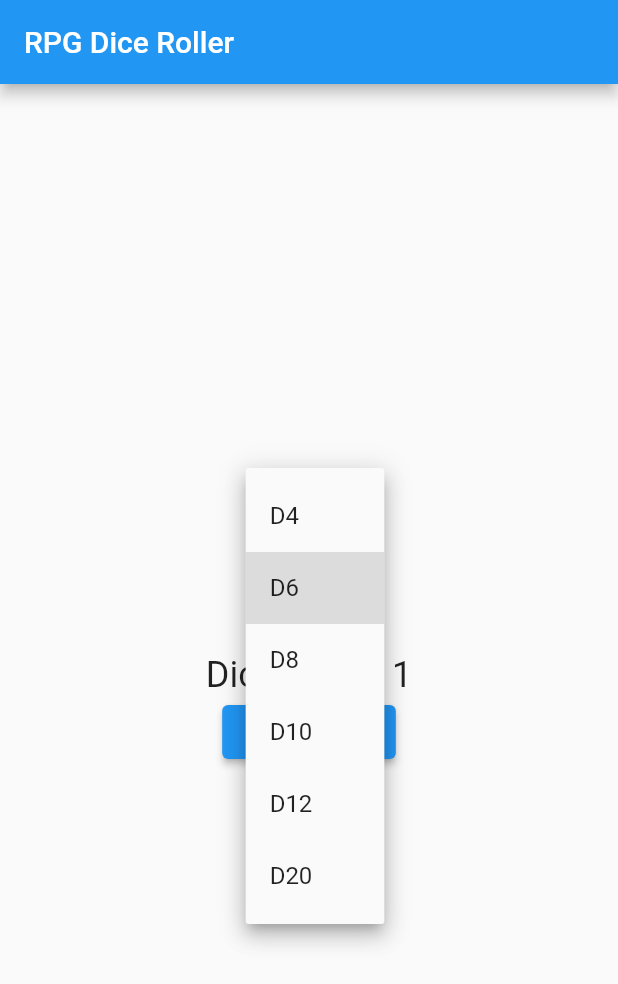
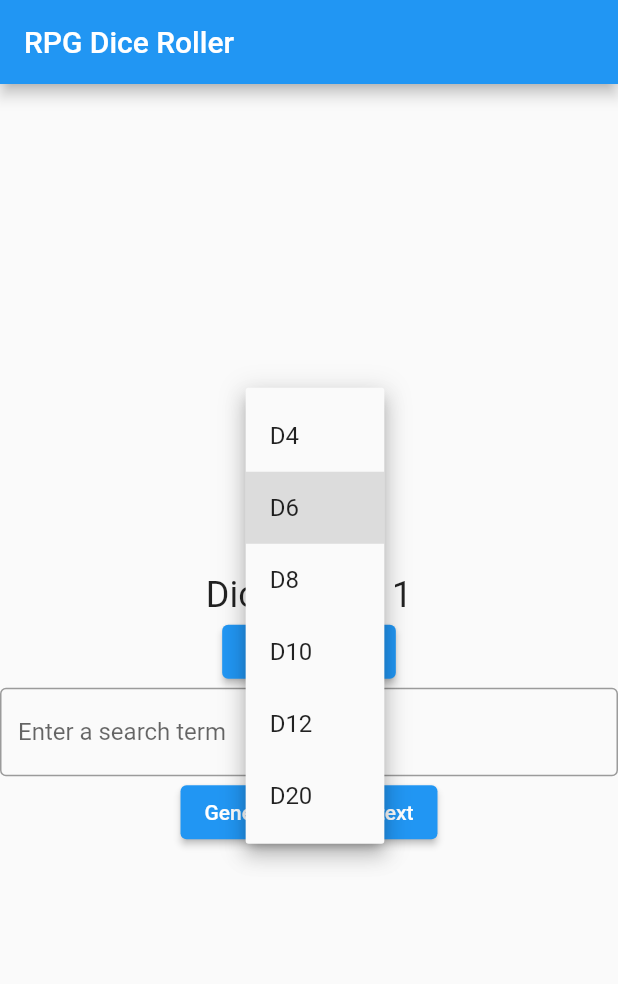
Before and after one commit to Rafael-Remigio/SwipeQuest, a Flutter app: the screen it shows after launch, after a tap on an icon or button, on a phone screen of 412 x 824 dp. Shown: the top 984 px of the screen. Run offline on Flutter 3.47's test engine with Material 2 defaults, Android fonts, the phone set to English and light mode, and no system bars; our stand-ins replace audioplayers, qr_flutter, sensors_plus; missing offline and left inert: mobile_scanner.

Commit message:
Feat Generate QR code from text

```diff
--- a/swipe_quest/lib/main.dart
+++ b/swipe_quest/lib/main.dart
@@ -7,7 +7,7 @@ void main() {
     home: RollDice(),
   ));
 }
-
+/*
 class MyApp extends StatelessWidget {
   const MyApp({super.key});
 
@@ -70,3 +70,4 @@ class _MyHomePageState extends State<MyHomePage> {
     );
   }
 }
+*/
--- a/swipe_quest/lib/pages/roll_dice.dart
+++ b/swipe_quest/lib/pages/roll_dice.dart
@@ -3,6 +3,7 @@ import 'dart:async';
 import 'package:flutter/material.dart';
 import 'package:sensors_plus/sensors_plus.dart';
 import 'package:audioplayers/audioplayers.dart';
+import 'package:swipe_quest/pages/generate_qr_code.dart';
 import 'dart:math';
 
 import 'package:swipe_quest/pages/qrcode_cam.dart';
@@ -35,15 +36,23 @@ class _RPGDiceRollerPageState extends State<RPGDiceRollerPage> {
   List<int> diceTypes = [4, 6, 8, 10, 12, 20];
   int selectedDiceType = 6;
 
+  TextEditingController myController = TextEditingController();
+
   @override
   void initState() {
     super.initState();
+    myController.addListener(_assignValues);
     startAccelerometer();
+  }
+
+  void _assignValues() {
+    print('Second text field: ${myController.text}');
   }
 
   @override
   void dispose() {
     stopAccelerometer();
+    myController.dispose();
     super.dispose();
   }
 
@@ -130,10 +139,24 @@ class _RPGDiceRollerPageState extends State<RPGDiceRollerPage> {
                   ),
                 )
               },
+            ),
+            TextField(
+                decoration: const InputDecoration(
+                    border: OutlineInputBorder(),
+                    hintText: 'Enter a search term'),
+                controller: myController),
+            ElevatedButton(
+              child: Text("Generate QR from text"),
+              onPressed: () => {
+                Navigator.of(context).push(
+                  MaterialPageRoute(
+                    builder: (context) => QRImage(myController.text),
+                  ),
+                )
+              },
             )
           ],
         ),
-
       ),
     );
   }
--- a/swipe_quest/pubspec.yaml
+++ b/swipe_quest/pubspec.yaml
@@ -15,7 +15,7 @@ dependencies:
   scrollable_positioned_list: ^0.2.1
   sensors_plus: ^1.0.4
   audioplayers: ^0.20.1
-
+  qr_flutter: ^4.1.0
 
 dev_dependencies:
   flutter_test:
```
Also changed, not shown: swipe_quest/lib/pages/generate_qr_code.dart (added, +32 -0 lines), swipe_quest/pubspec.lock.
